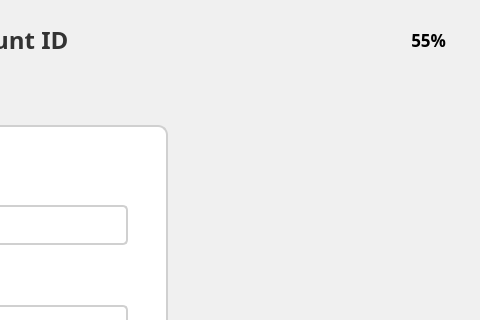
First picture: the form in ui/Settings/AccountIdEditViewWindow.ui, repository eguruno1/calth_reader, before the edit; both pictures show x 544 to 1024 and y 0 to 320 of the 1024 by 600 pixel window.
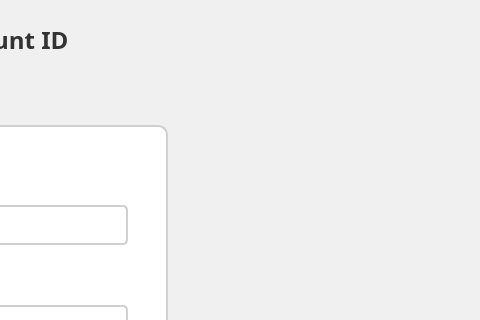
Second picture: the form after the edit. Icons and pictures are not drawn.

Patch:
```diff
--- a/ui/Settings/AccountIdEditViewWindow.ui
+++ b/ui/Settings/AccountIdEditViewWindow.ui
@@ -252,7 +252,7 @@
     <widget class="QLabel" name="label_BatteryGuage">
      <property name="geometry">
       <rect>
-       <x>840</x>
+       <x>1030</x>
        <y>20</y>
        <width>150</width>
        <height>40</height>
```
Left out of the diff: 4 changed lines with no effect on the pictures.
